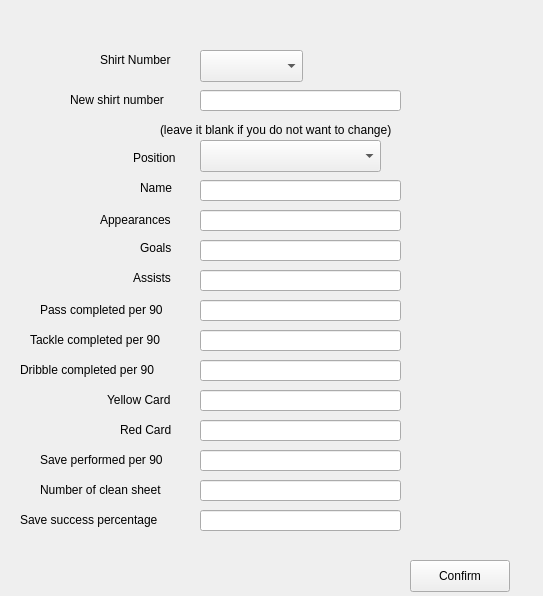
This is editplayer.ui in TNT57/FootballClubManagementSystem as Qt 5 draws it before an edit. The edited form follows.
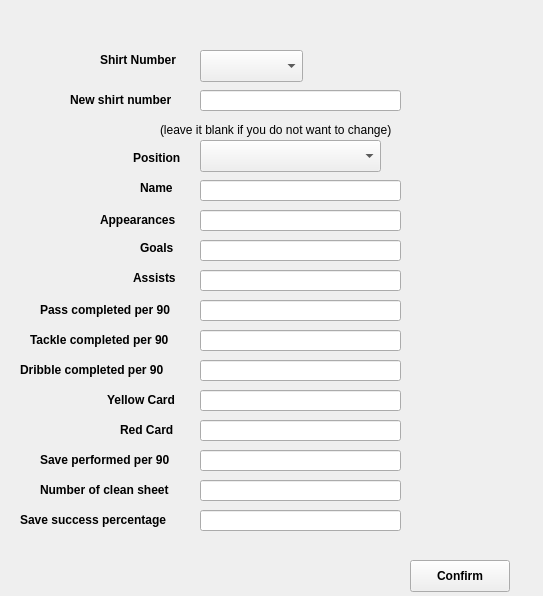
This is the edited form.

Diff of the .ui file:
```diff
--- a/editplayer.ui
+++ b/editplayer.ui
@@ -22,6 +22,11 @@
      <height>20</height>
     </rect>
    </property>
+   <property name="font">
+    <font>
+     <bold>true</bold>
+    </font>
+   </property>
    <property name="text">
     <string>Tackle completed per 90</string>
    </property>
@@ -35,6 +40,11 @@
      <height>20</height>
     </rect>
    </property>
+   <property name="font">
+    <font>
+     <bold>true</bold>
+    </font>
+   </property>
    <property name="text">
     <string>Number of clean sheet</string>
    </property>
@@ -48,6 +58,11 @@
      <height>20</height>
     </rect>
    </property>
+   <property name="font">
+    <font>
+     <bold>true</bold>
+    </font>
+   </property>
    <property name="text">
     <string>Red Card</string>
    </property>
@@ -101,6 +116,11 @@
      <height>20</height>
     </rect>
    </property>
+   <property name="font">
+    <font>
+     <bold>true</bold>
+    </font>
+   </property>
    <property name="text">
     <string>Save performed per 90</string>
    </property>
@@ -114,6 +134,11 @@
      <height>20</height>
     </rect>
    </property>
+   <property name="font">
+    <font>
+     <bold>true</bold>
+    </font>
+   </property>
    <property name="text">
     <string>Yellow Card</string>
    </property>
@@ -127,6 +152,11 @@
      <height>32</height>
     </rect>
    </property>
+   <property name="font">
+    <font>
+     <bold>true</bold>
+    </font>
+   </property>
    <property name="text">
     <string>Confirm</string>
    </property>
@@ -140,6 +170,11 @@
      <height>20</height>
     </rect>
    </property>
+   <property name="font">
+    <font>
+     <bold>true</bold>
+    </font>
+   </property>
    <property name="text">
     <string>Save success percentage</string>
    </property>
@@ -193,6 +228,11 @@
      <height>16</height>
     </rect>
    </property>
+   <property name="font">
+    <font>
+     <bold>true</bold>
+    </font>
+   </property>
    <property name="text">
     <string>Name</string>
    </property>
@@ -206,6 +246,11 @@
      <height>16</height>
     </rect>
    </property>
+   <property name="font">
+    <font>
+     <bold>true</bold>
+    </font>
+   </property>
    <property name="text">
     <string>Goals</string>
    </property>
@@ -219,6 +264,11 @@
      <height>20</height>
     </rect>
    </property>
+   <property name="font">
+    <font>
+     <bold>true</bold>
+    </font>
+   </property>
    <property name="text">
     <string>Shirt Number</string>
    </property>
@@ -232,6 +282,11 @@
      <height>20</height>
     </rect>
    </property>
+   <property name="font">
+    <font>
+     <bold>true</bold>
+    </font>
+   </property>
    <property name="text">
     <string>Pass completed per 90</string>
    </property>
@@ -245,6 +300,11 @@
      <height>20</height>
     </rect>
    </property>
+   <property name="font">
+    <font>
+     <bold>true</bold>
+    </font>
+   </property>
    <property name="text">
     <string>Appearances</string>
    </property>
@@ -298,6 +358,11 @@
      <height>16</height>
     </rect>
    </property>
+   <property name="font">
+    <font>
+     <bold>true</bold>
+    </font>
+   </property>
    <property name="text">
     <string>Assists</string>
    </property>
@@ -311,6 +376,11 @@
      <height>16</height>
     </rect>
    </property>
+   <property name="font">
+    <font>
+     <bold>true</bold>
+    </font>
+   </property>
    <property name="text">
     <string>Position</string>
    </property>
@@ -324,6 +394,11 @@
      <height>20</height>
     </rect>
    </property>
+   <property name="font">
+    <font>
+     <bold>true</bold>
+    </font>
+   </property>
    <property name="text">
     <string>Dribble completed per 90</string>
    </property>
@@ -357,6 +432,11 @@
      <height>20</height>
     </rect>
    </property>
+   <property name="font">
+    <font>
+     <bold>true</bold>
+    </font>
+   </property>
    <property name="text">
     <string>New shirt number</string>
    </property>
@@ -376,7 +456,7 @@
     <rect>
      <x>160</x>
      <y>120</y>
-     <width>271</width>
+     <width>311</width>
      <height>20</height>
     </rect>
    </property>
```
